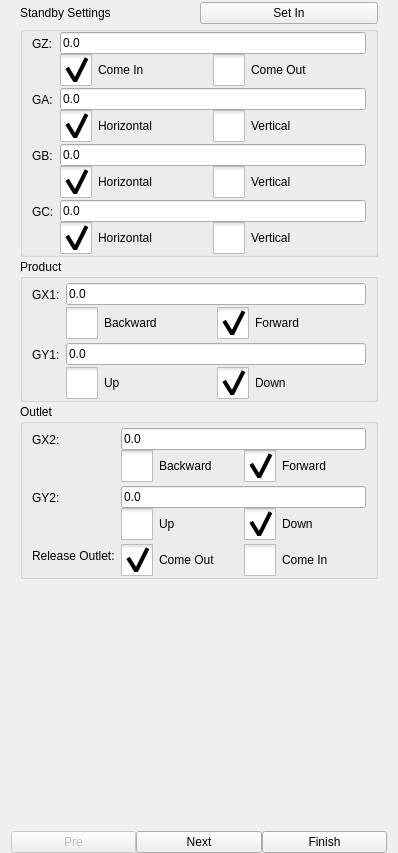
Before: the Qt Designer form hcinstruction/icprogramguidepage.ui in dongdong-2009/3-5AxisRobot, drawn with Qt 5.
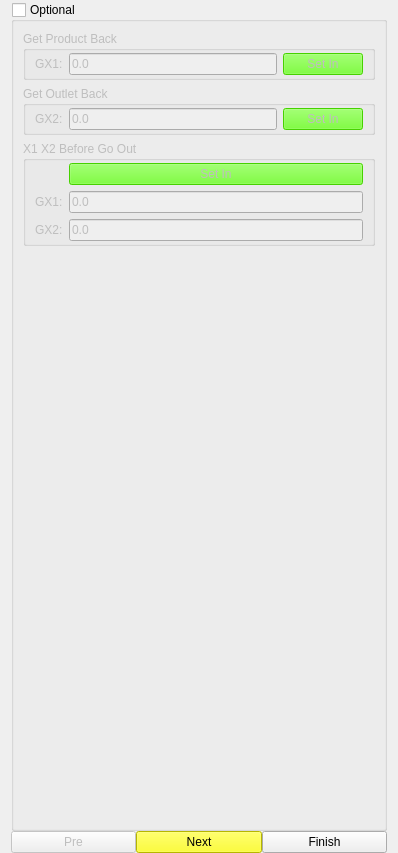
After: the same form once the commit is applied. The open tabs and pages were chosen to show the change. Icons and pictures are not drawn. Custom widgets are drawn as their Qt base class.

Diff of the .ui file:
```diff
--- a/hcinstruction/icprogramguidepage.ui
+++ b/hcinstruction/icprogramguidepage.ui
@@ -51,7 +51,7 @@
    <item>
     <widget class="QStackedWidget" name="stackedWidget">
      <property name="currentIndex">
-      <number>0</number>
+      <number>1</number>
      </property>
      <widget class="QWidget" name="page1">
       <layout class="QVBoxLayout" name="verticalLayout_13">
@@ -66,7 +66,7 @@
          <property name="title">
           <string>Select Arm</string>
          </property>
-         <layout class="QVBoxLayout" name="verticalLayout_15">
+         <layout class="QHBoxLayout" name="horizontalLayout_13">
           <item>
            <widget class="QCheckBox" name="usedMainArmBox">
             <property name="text">
@@ -77,6 +77,13 @@
             </property>
            </widget>
           </item>
+          <item>
+           <widget class="QCheckBox" name="mainArmOUtletBox">
+            <property name="text">
+             <string>M Outlet</string>
+            </property>
+           </widget>
+          </item>
           <item>
            <widget class="QCheckBox" name="usedSubArmBox">
             <property name="text">
@@ -107,46 +114,19 @@
            </widget>
           </item>
           <item>
-           <widget class="ICComboBox" name="productFixtureBox">
-            <item>
-             <property name="text">
-              <string>Fixture-1</string>
-             </property>
-            </item>
-            <item>
-             <property name="text">
-              <string>Fixture-2</string>
-             </property>
-            </item>
-            <item>
-             <property name="text">
-              <string>Fixture-3</string>
-             </property>
-            </item>
-            <item>
-             <property name="text">
-              <string>Fixture-4</string>
-             </property>
-            </item>
-            <item>
-             <property name="text">
-              <string>Sucker-1</string>
-             </property>
-            </item>
-            <item>
-             <property name="text">
-              <string>Sucker-2</string>
-             </property>
-            </item>
+           <widget class="QLabel" name="pFixture">
+            <property name="text">
+             <string>None</string>
+            </property>
+            <property name="wordWrap">
+             <bool>true</bool>
+            </property>
            </widget>
           </item>
           <item>
-           <widget class="QCheckBox" name="productCheck">
+           <widget class="QPushButton" name="pFixtureSelect">
             <property name="text">
-             <string>Check Fixture</string>
-            </property>
-            <property name="checked">
-             <bool>true</bool>
+             <string>open Editor</string>
             </property>
            </widget>
           </item>
@@ -173,49 +153,19 @@
            </widget>
           </item>
           <item>
-           <widget class="ICComboBox" name="outletFixtureBox">
-            <property name="currentIndex">
-             <number>1</number>
+           <widget class="QLabel" name="oFixtrue">
+            <property name="text">
+             <string>None</string>
             </property>
-            <item>
-             <property name="text">
-              <string>Fixture-1</string>
-             </property>
-            </item>
-            <item>
-             <property name="text">
-              <string>Fixture-2</string>
-             </property>
-            </item>
-            <item>
-             <property name="text">
-              <string>Fixture-3</string>
-             </property>
-            </item>
-            <item>
-             <property name="text">
-              <string>Fixture-4</string>
-             </property>
-            </item>
-            <item>
-             <property name="text">
-              <string>Sucker-1</string>
-             </property>
-            </item>
-            <item>
-             <property name="text">
-              <string>Sucker-2</string>
-             </property>
-            </item>
+            <property name="wordWrap">
+             <bool>true</bool>
+            </property>
            </widget>
           </item>
           <item>
-           <widget class="QCheckBox" name="outletCheck">
+           <widget class="QPushButton" name="oFixtureSelect">
             <property name="text">
-             <string>Check Fixture</string>
-            </property>
-            <property name="checked">
-             <bool>true</bool>
+             <string>open Editor</string>
             </property>
            </widget>
           </item>
@@ -259,6 +209,9 @@
          </item>
          <item>
           <widget class="QPushButton" name="setInButton">
+           <property name="styleSheet">
+            <string notr="true">background-color: rgb(85, 255, 0);</string>
+           </property>
            <property name="text">
             <string>Set In</string>
            </property>
@@ -850,6 +803,218 @@
        </item>
       </layout>
      </widget>
+     <widget class="QWidget" name="page">
+      <layout class="QVBoxLayout" name="verticalLayout_9">
+       <property name="spacing">
+        <number>2</number>
+       </property>
+       <property name="leftMargin">
+        <number>0</number>
+       </property>
+       <property name="topMargin">
+        <number>0</number>
+       </property>
+       <property name="rightMargin">
+        <number>0</number>
+       </property>
+       <property name="bottomMargin">
+        <number>0</number>
+       </property>
+       <item>
+        <widget class="QGroupBox" name="optionalGroup">
+         <property name="styleSheet">
+          <string notr="true">#groupBox::indicator {
+     width: 32px;
+     height: 32px;
+ }
+
+#groupBox::indicator:unchecked 
+{
+     image: url(:/resource/check_unchecked.png);
+ }
+#groupBox::indicator:checked 
+{
+     image: url(:/resource/check_checked.png);
+ }
+
+#groupBox::indicator:checked:disabled
+{
+ image: url(:/resource/check_checked_disable.png);
+}
+
+#groupBox::indicator:unchecked:disabled
+{
+ image: url(:/resource/check_unchecked_disable.png);
+}</string>
+         </property>
+         <property name="title">
+          <string>Optional</string>
+         </property>
+         <property name="checkable">
+          <bool>true</bool>
+         </property>
+         <property name="checked">
+          <bool>false</bool>
+         </property>
+         <layout class="QVBoxLayout" name="verticalLayout_15">
+          <property name="topMargin">
+           <number>9</number>
+          </property>
+          <property name="bottomMargin">
+           <number>2</number>
+          </property>
+          <item>
+           <widget class="QGroupBox" name="getProductBack">
+            <property name="title">
+             <string>Get Product Back</string>
+            </property>
+            <layout class="QGridLayout" name="gridLayout">
+             <property name="topMargin">
+              <number>2</number>
+             </property>
+             <property name="bottomMargin">
+              <number>2</number>
+             </property>
+             <item row="1" column="0">
+              <widget class="QLabel" name="label_3">
+               <property name="text">
+                <string>GX1:</string>
+               </property>
+              </widget>
+             </item>
+             <item row="1" column="1">
+              <widget class="ICLineEditWithVirtualNumericKeypad" name="gx1Back">
+               <property name="text">
+                <string notr="true">0.0</string>
+               </property>
+              </widget>
+             </item>
+             <item row="1" column="2">
+              <widget class="QPushButton" name="setIn1">
+               <property name="styleSheet">
+                <string notr="true">background-color: rgb(85, 255, 0);</string>
+               </property>
+               <property name="text">
+                <string>Set In</string>
+               </property>
+              </widget>
+             </item>
+            </layout>
+           </widget>
+          </item>
+          <item>
+           <widget class="QGroupBox" name="getOutletBack">
+            <property name="title">
+             <string>Get Outlet Back</string>
+            </property>
+            <layout class="QGridLayout" name="gridLayout_2">
+             <property name="topMargin">
+              <number>2</number>
+             </property>
+             <property name="bottomMargin">
+              <number>2</number>
+             </property>
+             <item row="1" column="1">
+              <widget class="ICLineEditWithVirtualNumericKeypad" name="gx2Back">
+               <property name="text">
+                <string notr="true">0.0</string>
+               </property>
+              </widget>
+             </item>
+             <item row="1" column="0">
+              <widget class="QLabel" name="label_4">
+               <property name="text">
+                <string>GX2:</string>
+               </property>
+              </widget>
+             </item>
+             <item row="1" column="2">
+              <widget class="QPushButton" name="setIn2">
+               <property name="styleSheet">
+                <string notr="true">background-color: rgb(85, 255, 0);</string>
+               </property>
+               <property name="text">
+                <string>Set In</string>
+               </property>
+              </widget>
+             </item>
+            </layout>
+           </widget>
+          </item>
+          <item>
+           <widget class="QGroupBox" name="x1X2OutGroup">
+            <property name="title">
+             <string>X1 X2 Before Go Out</string>
+            </property>
+            <layout class="QFormLayout" name="formLayout_4">
+             <property name="fieldGrowthPolicy">
+              <enum>QFormLayout::AllNonFixedFieldsGrow</enum>
+             </property>
+             <property name="topMargin">
+              <number>2</number>
+             </property>
+             <property name="bottomMargin">
+              <number>2</number>
+             </property>
+             <item row="1" column="0">
+              <widget class="QLabel" name="label_6">
+               <property name="text">
+                <string>GX1:</string>
+               </property>
+              </widget>
+             </item>
+             <item row="1" column="1">
+              <widget class="ICLineEditWithVirtualNumericKeypad" name="outX1">
+               <property name="text">
+                <string notr="true">0.0</string>
+               </property>
+              </widget>
+             </item>
+             <item row="2" column="0">
+              <widget class="QLabel" name="label_5">
+               <property name="text">
+                <string>GX2:</string>
+               </property>
+              </widget>
+             </item>
+             <item row="2" column="1">
+              <widget class="ICLineEditWithVirtualNumericKeypad" name="outX2">
+               <property name="text">
+                <string notr="true">0.0</string>
+               </property>
+              </widget>
+             </item>
+             <item row="0" column="1">
+              <widget class="QPushButton" name="setIn3">
+               <property name="styleSheet">
+                <string notr="true">background-color: rgb(85, 255, 0);</string>
+               </property>
+               <property name="text">
+                <string>Set In</string>
+               </property>
+              </widget>
+             </item>
+            </layout>
+           </widget>
+          </item>
+          <item>
+           <spacer name="verticalSpacer_3">
+            <property name="orientation">
+             <enum>Qt::Vertical</enum>
+            </property>
+            <property name="sizeHint" stdset="0">
+             <size>
+              <width>20</width>
+              <height>40</height>
+             </size>
+            </property>
+           </spacer>
+          </item>
+         </layout>
+        </widget>
+       </item>
+      </layout>
+     </widget>
     </widget>
    </item>
    <item>
@@ -866,6 +1031,9 @@
      </item>
      <item>
       <widget class="QPushButton" name="nextButton">
+       <property name="styleSheet">
+        <string notr="true">background-color: rgb(255, 255, 0);</string>
+       </property>
        <property name="text">
         <string>Next</string>
        </property>
@@ -894,11 +1062,6 @@
    <header>icinstructioneditorbase.h</header>
    <container>1</container>
   </customwidget>
-  <customwidget>
-   <class>ICComboBox</class>
-   <extends>QComboBox</extends>
-   <header>iccombobox.h</header>
-  </customwidget>
  </customwidgets>
  <resources/>
  <connections/>
```
Left out of the diff: 6 changed lines with no effect on the pictures.
